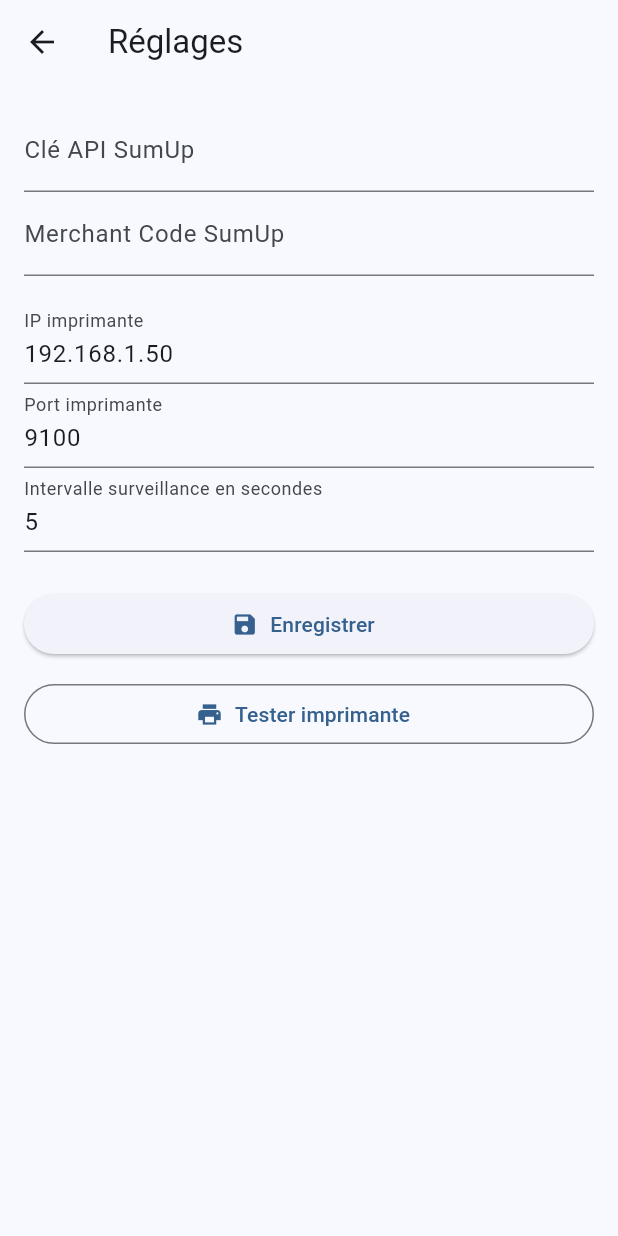
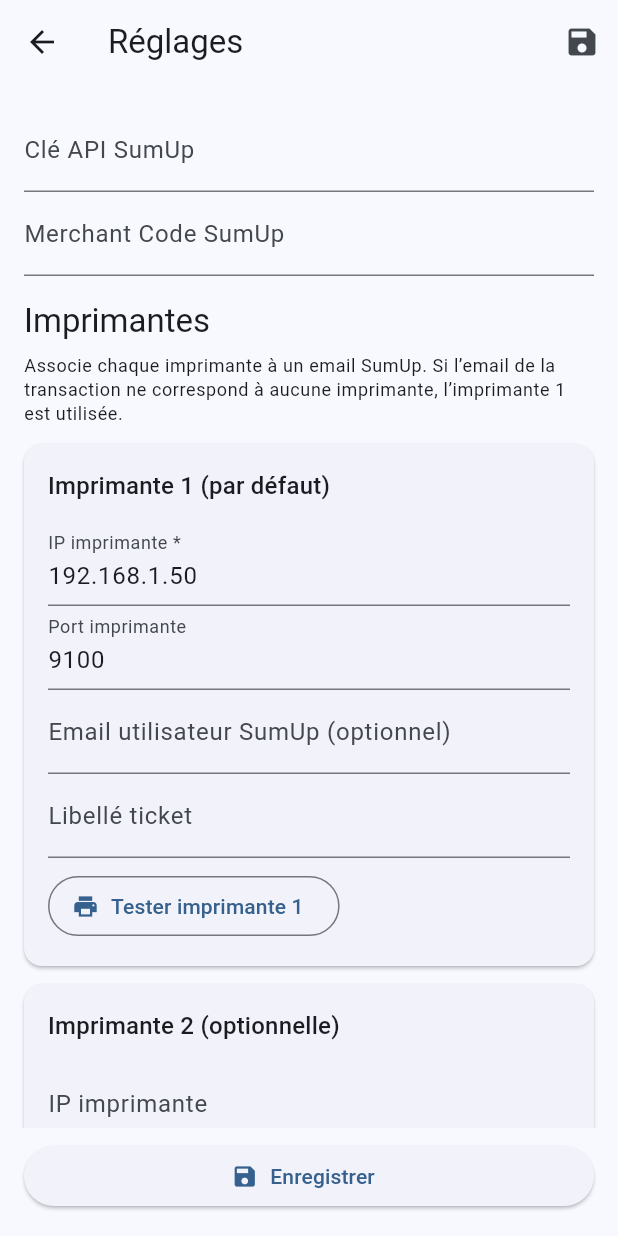
Before and after one commit to bertrandbabot/sumup_splitter, a Flutter app: the screen it shows after launch, after a tap on the "settings" icon, on a phone screen of 412 x 824 dp. Run offline on Flutter 3.47's test engine with Material 3 defaults, Android fonts, the phone set to English and light mode, and no system bars; our stand-ins replace shared_preferences, sqflite, wakelock_plus; missing offline and left inert: esc_pos_utils_plus, flutter_foreground_task; accounts and stored records are empty.

Commit message:
Ajout multi print

```diff
--- /dev/null
+++ b/lib/models/printer_config.dart
@@ -0,0 +1,19 @@
+class PrinterConfig {
+  final String ip;
+  final int port;
+  final String user;
+  final String label;
+
+  const PrinterConfig({
+    required this.ip,
+    this.port = 9100,
+    this.user = '',
+    this.label = '',
+  });
+
+  bool get isConfigured => ip.trim().isNotEmpty && port > 0;
+
+  bool matchesUser(String txUser) =>
+      user.trim().isNotEmpty &&
+      user.trim().toLowerCase() == txUser.trim().toLowerCase();
+}
--- a/lib/pages/settings_page.dart
+++ b/lib/pages/settings_page.dart
@@ -1,4 +1,6 @@
 import 'package:flutter/material.dart';
+
+import '../models/printer_config.dart';
 import '../services/printer_service.dart';
 import '../services/settings_service.dart';
 
@@ -14,63 +16,209 @@ class SettingsPage extends StatefulWidget {
 class _SettingsPageState extends State<SettingsPage> {
   final apiKeyController = TextEditingController();
   final merchantCodeController = TextEditingController();
-  final printerIpController = TextEditingController();
-  final printerPortController = TextEditingController();
+  final eventNameController = TextEditingController();
   final pollingController = TextEditingController();
+
+  late final List<TextEditingController> ipControllers;
+  late final List<TextEditingController> portControllers;
+  late final List<TextEditingController> userControllers;
+  late final List<TextEditingController> labelControllers;
+
   bool loading = true;
 
   @override
   void initState() {
     super.initState();
+    ipControllers =
+        List.generate(AppSettings.maxPrinters, (_) => TextEditingController());
+    portControllers =
+        List.generate(AppSettings.maxPrinters, (_) => TextEditingController());
+    userControllers =
+        List.generate(AppSettings.maxPrinters, (_) => TextEditingController());
+    labelControllers =
+        List.generate(AppSettings.maxPrinters, (_) => TextEditingController());
     _load();
+  }
+
+  @override
+  void dispose() {
+    apiKeyController.dispose();
+    merchantCodeController.dispose();
+    pollingController.dispose();
+    for (final controller in ipControllers) {
+      controller.dispose();
+    }
+    for (final controller in portControllers) {
+      controller.dispose();
+    }
+    for (final controller in userControllers) {
+      controller.dispose();
+    }
+    for (final controller in labelControllers) {
+      controller.dispose();
+    }
+    super.dispose();
   }
 
   Future<void> _load() async {
     final settings = await widget.settingsService.load();
     apiKeyController.text = settings.apiKey;
     merchantCodeController.text = settings.merchantCode;
-    printerIpController.text = settings.printerIp;
-    printerPortController.text = settings.printerPort.toString();
     pollingController.text = settings.pollingSeconds.toString();
+
+    for (var i = 0; i < AppSettings.maxPrinters; i++) {
+      final printer = settings.printers[i];
+      ipControllers[i].text = printer.ip;
+      portControllers[i].text = printer.port.toString();
+      userControllers[i].text = printer.user;
+      labelControllers[i].text = printer.label;
+    }
+
     setState(() => loading = false);
   }
 
+  List<PrinterConfig> _buildPrintersFromForm() {
+    final printers = <PrinterConfig>[];
+    for (var i = 0; i < AppSettings.maxPrinters; i++) {
+      printers.add(PrinterConfig(
+        ip: ipControllers[i].text.trim(),
+        port: int.tryParse(portControllers[i].text.trim()) ?? 9100,
+        user: userControllers[i].text.trim(),
+        label: labelControllers[i].text.trim(),
+      ));
+    }
+    return printers;
+  }
+
   Future<void> _save() async {
+    if (ipControllers[0].text.trim().isEmpty) {
+      ScaffoldMessenger.of(context).showSnackBar(
+        const SnackBar(
+          content: Text('L’IP de l’imprimante 1 (par défaut) est obligatoire'),
+        ),
+      );
+      return;
+    }
+
     final settings = AppSettings(
       apiKey: apiKeyController.text,
       merchantCode: merchantCodeController.text,
-      printerIp: printerIpController.text,
-      printerPort: int.tryParse(printerPortController.text) ?? 9100,
+      printers: _buildPrintersFromForm(),
       pollingSeconds: int.tryParse(pollingController.text) ?? 5,
     );
     await widget.settingsService.save(settings);
     if (!mounted) return;
-    ScaffoldMessenger.of(context).showSnackBar(const SnackBar(content: Text('Réglages enregistrés')));
+    ScaffoldMessenger.of(context).showSnackBar(
+      const SnackBar(content: Text('Réglages enregistrés')),
+    );
     Navigator.pop(context, true);
   }
 
-  Future<void> _testPrinter() async {
+  Future<void> _testPrinter(int index) async {
+    final ip = ipControllers[index].text.trim();
+    if (ip.isEmpty) {
+      ScaffoldMessenger.of(context).showSnackBar(
+        SnackBar(content: Text('Renseigne l’IP de l’imprimante ${index + 1}')),
+      );
+      return;
+    }
+
     try {
       await PrinterService(
-        ip: printerIpController.text.trim(),
-        port: int.tryParse(printerPortController.text) ?? 9100,
+        ip: ip,
+        port: int.tryParse(portControllers[index].text.trim()) ?? 9100,
+        label: labelControllers[index].text.trim(),
       ).testPrint();
       if (!mounted) return;
-      ScaffoldMessenger.of(context).showSnackBar(const SnackBar(content: Text('Test imprimante envoyé')));
+      ScaffoldMessenger.of(context).showSnackBar(
+        SnackBar(content: Text('Test imprimante ${index + 1} envoyé')),
+      );
     } catch (e) {
       if (!mounted) return;
-      ScaffoldMessenger.of(context).showSnackBar(SnackBar(content: Text('Erreur imprimante: $e')));
+      ScaffoldMessenger.of(context).showSnackBar(
+        SnackBar(content: Text('Erreur imprimante ${index + 1}: $e')),
+      );
     }
+  }
+
+  Widget _buildPrinterCard(int index) {
+    final isDefault = index == 0;
+    return Card(
+      margin: const EdgeInsets.only(bottom: 12),
+      child: Padding(
+        padding: const EdgeInsets.all(16),
+        child: Column(
+          crossAxisAlignment: CrossAxisAlignment.start,
+          children: [
+            Text(
+              isDefault
+                  ? 'Imprimante 1 (par défaut)'
+                  : 'Imprimante ${index + 1} (optionnelle)',
+              style: Theme.of(context).textTheme.titleMedium,
+            ),
+            const SizedBox(height: 12),
+            TextField(
+              controller: ipControllers[index],
+              decoration: InputDecoration(
+                labelText: isDefault ? 'IP imprimante *' : 'IP imprimante',
+                hintText: '192.168.1.XX',
+              ),
+            ),
+            TextField(
+              controller: portControllers[index],
+              decoration: const InputDecoration(labelText: 'Port imprimante'),
+              keyboardType: TextInputType.number,
+            ),
+            TextField(
+              controller: userControllers[index],
+              decoration: InputDecoration(
+                labelText: isDefault
+                    ? 'Email utilisateur SumUp (optionnel)'
+                    : 'Email utilisateur SumUp',
+                hintText: 'ex: caisse@example.com',
+              ),
+              keyboardType: TextInputType.emailAddress,
+            ),
+            TextField(
+              controller: labelControllers[index],
+              decoration: const InputDecoration(
+                labelText: 'Libellé ticket',
+                hintText: 'ex: Caisse Hervé ou 1',
+              ),
+            ),
+            const SizedBox(height: 8),
+            OutlinedButton.icon(
+              onPressed: () => _testPrinter(index),
+              icon: const Icon(Icons.print),
+              label: Text('Tester imprimante ${index + 1}'),
+            ),
+          ],
+        ),
+      ),
+    );
   }
 
   @override
   Widget build(BuildContext context) {
-    if (loading) return const Scaffold(body: Center(child: CircularProgressIndicator()));
+    if (loading) {
+      return const Scaffold(
+        body: Center(child: CircularProgressIndicator()),
+      );
+    }
 
     return Scaffold(
-      appBar: AppBar(title: const Text('Réglages')),
+      appBar: AppBar(
+        title: const Text('Réglages'),
+        actions: [
+          IconButton(
+            onPressed: _save,
+            icon: const Icon(Icons.save),
+            tooltip: 'Enregistrer',
+          ),
+        ],
+      ),
       body: ListView(
-        padding: const EdgeInsets.all(16),
+        padding: const EdgeInsets.fromLTRB(16, 16, 16, 96),
         children: [
           TextField(
             controller: apiKeyController,
@@ -82,33 +230,39 @@ class _SettingsPageState extends State<SettingsPage> {
             decoration: const InputDecoration(labelText: 'Merchant Code SumUp'),
           ),
           const SizedBox(height: 16),
+          Text(
+            'Imprimantes',
+            style: Theme.of(context).textTheme.titleLarge,
+          ),
+          const SizedBox(height: 8),
+          Text(
+            'Associe chaque imprimante à un email SumUp. '
+            'Si l’email de la transaction ne correspond à aucune imprimante, '
+            'l’imprimante 1 est utilisée.',
+            style: Theme.of(context).textTheme.bodySmall,
+          ),
+          const SizedBox(height: 12),
+          for (var i = 0; i < AppSettings.maxPrinters; i++)
+            _buildPrinterCard(i),
+          const SizedBox(height: 8),
           TextField(
-            controller: printerIpController,
-            decoration: const InputDecoration(labelText: 'IP imprimante', hintText: '192.168.1.50'),
-          ),
-          TextField(
-            controller: printerPortController,
-            decoration: const InputDecoration(labelText: 'Port imprimante'),
+            controller: pollingController,
+            decoration: const InputDecoration(
+              labelText: 'Intervalle surveillance en secondes',
+            ),
             keyboardType: TextInputType.number,
           ),
-          TextField(
-            controller: pollingController,
-            decoration: const InputDecoration(labelText: 'Intervalle surveillance en secondes'),
-            keyboardType: TextInputType.number,
-          ),
-          const SizedBox(height: 24),
-          ElevatedButton.icon(
+        ],
+      ),
+      bottomNavigationBar: SafeArea(
+        child: Padding(
+          padding: const EdgeInsets.fromLTRB(16, 8, 16, 16),
+          child: ElevatedButton.icon(
             onPressed: _save,
             icon: const Icon(Icons.save),
             label: const Text('Enregistrer'),
           ),
-          const SizedBox(height: 12),
-          OutlinedButton.icon(
-            onPressed: _testPrinter,
-            icon: const Icon(Icons.print),
-            label: const Text('Tester imprimante'),
-          ),
-        ],
+        ),
       ),
     );
   }
--- a/lib/services/local_order_database.dart
+++ b/lib/services/local_order_database.dart
@@ -38,6 +38,8 @@ class LocalOrderDatabase {
               "ALTER TABLE orders ADD COLUMN receipt_no TEXT NOT NULL DEFAULT ''");
           await _safeAlter(db,
               "ALTER TABLE orders ADD COLUMN payment_type TEXT NOT NULL DEFAULT ''");
+          await _safeAlter(db,
+              "ALTER TABLE orders ADD COLUMN user TEXT NOT NULL DEFAULT ''");
         }
       },
     );
@@ -106,6 +108,6 @@ class LocalOrderDatabase {
             .whereType<Map<String, dynamic>>()
             .map(SumupReceiptItem.fromJson)
             .toList(),
-        user: row['user'] as String);
+        user: row['user']?.toString() ?? '');
   }
 }
--- a/lib/services/settings_service.dart
+++ b/lib/services/settings_service.dart
@@ -1,41 +1,73 @@
 import 'package:shared_preferences/shared_preferences.dart';
 
+import '../models/printer_config.dart';
+
 class AppSettings {
+  static const maxPrinters = 4;
+
   final String apiKey;
   final String merchantCode;
-  final String printerIp;
-  final int printerPort;
+  final List<PrinterConfig> printers;
   final int pollingSeconds;
 
   const AppSettings({
     required this.apiKey,
     required this.merchantCode,
-    required this.printerIp,
-    required this.printerPort,
+    required this.printers,
     required this.pollingSeconds,
   });
+
+  PrinterConfig get defaultPrinter => printers.first;
+
+  PrinterConfig printerForUser(String txUser) {
+    for (final printer in printers) {
+      if (printer.isConfigured && printer.matchesUser(txUser)) {
+        return printer;
+      }
+    }
+    return defaultPrinter;
+  }
 
   bool get isConfigured =>
       apiKey.trim().isNotEmpty &&
       merchantCode.trim().isNotEmpty &&
-      printerIp.trim().isNotEmpty &&
-      printerPort > 0;
+      defaultPrinter.isConfigured;
 }
 
 class SettingsService {
   static const _apiKey = 'sumup_api_key';
   static const _merchantCode = 'sumup_merchant_code';
+  static const _pollingSeconds = 'polling_seconds';
+
+  // Imprimante 1 : clés historiques (rétrocompatibilité)
   static const _printerIp = 'printer_ip';
   static const _printerPort = 'printer_port';
-  static const _pollingSeconds = 'polling_seconds';
 
   Future<AppSettings> load() async {
     final prefs = await SharedPreferences.getInstance();
+
+    final printers = <PrinterConfig>[
+      PrinterConfig(
+        ip: prefs.getString(_printerIp) ?? '192.168.1.50',
+        port: prefs.getInt(_printerPort) ?? 9100,
+        user: prefs.getString('printer_user_0') ?? '',
+        label: prefs.getString('printer_label_0') ?? '',
+      ),
+    ];
+
+    for (var i = 1; i < AppSettings.maxPrinters; i++) {
+      printers.add(PrinterConfig(
+        ip: prefs.getString('printer_ip_$i') ?? '',
+        port: prefs.getInt('printer_port_$i') ?? 9100,
+        user: prefs.getString('printer_user_$i') ?? '',
+        label: prefs.getString('printer_label_$i') ?? '',
+      ));
+    }
+
     return AppSettings(
       apiKey: prefs.getString(_apiKey) ?? '',
       merchantCode: prefs.getString(_merchantCode) ?? '',
-      printerIp: prefs.getString(_printerIp) ?? '192.168.1.50',
-      printerPort: prefs.getInt(_printerPort) ?? 9100,
+      printers: printers,
       pollingSeconds: prefs.getInt(_pollingSeconds) ?? 5,
     );
   }
@@ -44,8 +76,28 @@ class SettingsService {
     final prefs = await SharedPreferences.getInstance();
     await prefs.setString(_apiKey, settings.apiKey.trim());
     await prefs.setString(_merchantCode, settings.merchantCode.trim());
-    await prefs.setString(_printerIp, settings.printerIp.trim());
-    await prefs.setInt(_printerPort, settings.printerPort);
     await prefs.setInt(_pollingSeconds, settings.pollingSeconds);
+
+    final first = settings.printers.first;
+    await prefs.setString(_printerIp, first.ip.trim());
+    await prefs.setInt(_printerPort, first.port);
+    await prefs.setString('printer_user_0', first.user.trim());
+    await prefs.setString('printer_label_0', first.label.trim());
+
+    for (var i = 1; i < AppSettings.maxPrinters; i++) {
+      if (i < settings.printers.length &&
+          settings.printers[i].ip.trim().isNotEmpty) {
+        final printer = settings.printers[i];
+        await prefs.setString('printer_ip_$i', printer.ip.trim());
+        await prefs.setInt('printer_port_$i', printer.port);
+        await prefs.setString('printer_user_$i', printer.user.trim());
+        await prefs.setString('printer_label_$i', printer.label.trim());
+      } else {
+        await prefs.remove('printer_ip_$i');
+        await prefs.remove('printer_port_$i');
+        await prefs.remove('printer_user_$i');
+        await prefs.remove('printer_label_$i');
+      }
+    }
   }
 }
```
Also changed, not shown: lib/pages/home_page.dart (+10 -2 lines), lib/services/printer_service.dart (+33 -19 lines), lib/services/watcher_service.dart (+8 -4 lines), lib/widgets/order_card.dart (+41 -5 lines).
